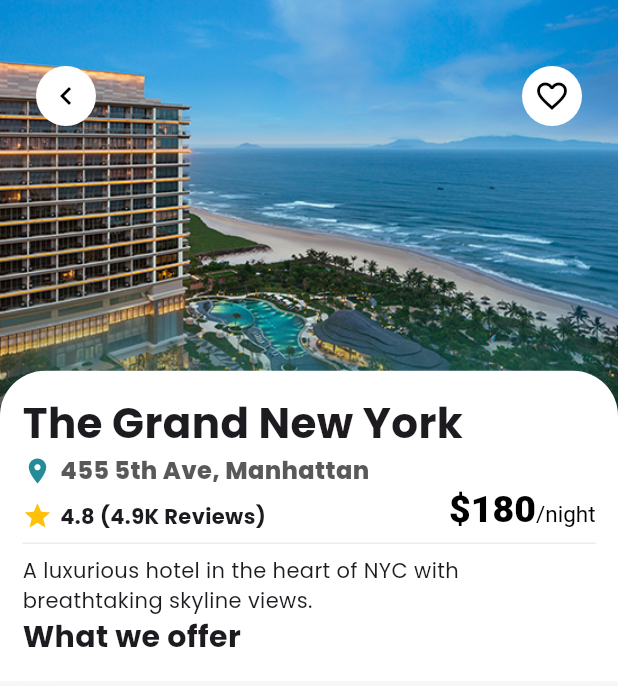
After one commit to SimonGin/flockstay_mobile, a Flutter app: the HotelInfoScreen screen opened by its route, on a phone screen of 412 x 824 dp. The commit adds this screen. Shown: the top 686 px of the screen. Run offline on Flutter 3.47's test engine with Material 3 defaults, Android fonts, the phone set to English and light mode, and no system bars; our stand-ins replace dio, flutter_svg, go_router, google_fonts, material_design_icons_flutter, quickalert and 1 more; accounts and stored records are empty; network calls fail.

Commit message:
feat: add route and screen to a hotel's detailed information

```diff
--- a/lib/routes/index.dart
+++ b/lib/routes/index.dart
@@ -1,3 +1,4 @@
+import 'package:flockstay_mobile/screens/customer/hotel_info/scr.dart';
 import 'package:flutter/material.dart';
 import 'package:flockstay_mobile/screens/auth/login/scr.dart';
 import 'package:flockstay_mobile/screens/auth/register/scr.dart';
@@ -22,6 +23,10 @@ final GoRouter appRouter = GoRouter(
           name: "register",
           path: "/auth/register",
           builder: (context, state) => RegisterScreen()),
+      GoRoute(
+          name: "hotels",
+          path: "/hotels",
+          builder: (context, state) => const HotelInfoScreen()),
       ShellRoute(
         navigatorKey: navigatorKey,
         routes: [
--- a/lib/screens/customer/home/hotel_card.dart
+++ b/lib/screens/customer/home/hotel_card.dart
@@ -7,6 +7,7 @@ class HotelCard extends StatelessWidget {
   final String location;
   final int price;
   final double rating;
+  final VoidCallback viewInfo;
 
   const HotelCard({
     super.key,
@@ -15,12 +16,17 @@ class HotelCard extends StatelessWidget {
     required this.location,
     required this.price,
     required this.rating,
+    required this.viewInfo,
   });
 
   @override
   Widget build(BuildContext context) {
     Size viewport = MediaQuery.of(context).size;
-    return Container(
+    return GestureDetector(
+      onTap: viewInfo,
+      behavior: HitTestBehavior.translucent,
+      child: AbsorbPointer(
+        child: Container(
           width: viewport.width * 0.75,
           padding: const EdgeInsets.all(15),
           decoration: BoxDecoration(
@@ -87,7 +93,8 @@ class HotelCard extends StatelessWidget {
                             TextSpan(
                               text: "/night",
                               style: TextStyle(
-                              color: const Color(0xff303030).withOpacity(0.5)),
+                                  color:
+                                      const Color(0xff303030).withOpacity(0.5)),
                             )
                           ])),
                     ],
@@ -106,7 +113,8 @@ class HotelCard extends StatelessWidget {
                               style: TextStyle(
                                   fontSize: 13,
                                   fontWeight: FontWeight.w800,
-                              color: const Color(0xff303030).withOpacity(0.5))),
+                                  color: const Color(0xff303030)
+                                      .withOpacity(0.5))),
                         ],
                       ),
                       Row(
@@ -118,7 +126,8 @@ class HotelCard extends StatelessWidget {
                             size: 17,
                           ),
                           Text("$rating",
-                          style: const TextStyle(fontWeight: FontWeight.bold)),
+                              style:
+                                  const TextStyle(fontWeight: FontWeight.bold)),
                         ],
                       )
                     ],
@@ -127,6 +136,8 @@ class HotelCard extends StatelessWidget {
               ),
             ],
           ),
+        ),
+      ),
     );
   }
 }
--- a/lib/screens/customer/home/pop_hotel_list.dart
+++ b/lib/screens/customer/home/pop_hotel_list.dart
@@ -2,6 +2,7 @@ import 'package:flockstay_mobile/apis/explore/get_hotels.dart';
 import 'package:flockstay_mobile/models/hotel/hotel.dart';
 import 'package:flutter/material.dart';
 import 'package:flockstay_mobile/screens/customer/home/hotel_card.dart';
+import 'package:go_router/go_router.dart';
 
 class PopularHotelList extends StatefulWidget {
   const PopularHotelList({
@@ -43,6 +44,7 @@ class _PopularHotelListState extends State<PopularHotelList> {
               location: hotel.city,
               price: 100,
               rating: hotel.rating,
+              viewInfo: () => GoRouter.of(context).push("/hotels"),
             );
           }).toList()),
     );
--- /dev/null
+++ b/lib/screens/customer/hotel_info/scr.dart
@@ -0,0 +1,149 @@
+import 'package:flockstay_mobile/constants/colors.dart';
+import 'package:flutter/material.dart';
+import 'package:go_router/go_router.dart';
+
+class HotelInfoScreen extends StatelessWidget {
+  const HotelInfoScreen({super.key});
+
+  @override
+  Widget build(BuildContext context) {
+    Size viewport = MediaQuery.of(context).size;
+    return Scaffold(
+      body: SizedBox(
+        height: double.infinity,
+        child: Stack(
+          children: [
+            Container(
+              height: viewport.height * 0.4,
+              decoration: const BoxDecoration(
+                  image: DecorationImage(
+                      image: AssetImage("assets/images/hotel_1.jpg"),
+                      fit: BoxFit.cover)),
+            ),
+            Padding(
+              padding: const EdgeInsets.symmetric(horizontal: 20, vertical: 40),
+              child: Row(
+                mainAxisAlignment: MainAxisAlignment.spaceBetween,
+                children: [
+                  IconButton(
+                    onPressed: () {
+                      GoRouter.of(context).pop();
+                    },
+                    icon: const Icon(Icons.chevron_left),
+                    style: ButtonStyle(
+                      foregroundColor: WidgetStateProperty.all(Colors.black),
+                      backgroundColor: WidgetStateProperty.all(Colors.white),
+                    ),
+                  ),
+                  IconButton(
+                    onPressed: () {},
+                    icon: const Icon(Icons.favorite_border_outlined),
+                    style: ButtonStyle(
+                      foregroundColor: WidgetStateProperty.all(Colors.black),
+                      backgroundColor: WidgetStateProperty.all(Colors.white),
+                    ),
+                  ),
+                ],
+              ),
+            ),
+            Positioned(
+              top: viewport.height * 0.3,
+              left: 0,
+              right: 0,
+              child: Container(
+                padding: const EdgeInsets.all(15),
+                decoration: BoxDecoration(
+                  color: Colors.white,
+                  borderRadius: const BorderRadius.only(
+                    topLeft: Radius.circular(30),
+                    topRight: Radius.circular(30),
+                  ),
+                  boxShadow: [
+                    BoxShadow(
+                      offset: const Offset(0, -30),
+                      blurRadius: 35,
+                      color: flockCyan.withOpacity(0.4),
+                    )
+                  ],
+                ),
+                child: Column(
+                  crossAxisAlignment: CrossAxisAlignment.start,
+                  children: [
+                    const Text(
+                      "The Grand New York",
+                      style:
+                          TextStyle(fontSize: 28, fontWeight: FontWeight.bold),
+                    ),
+                    Row(
+                      children: [
+                        const Icon(
+                          Icons.location_on,
+                          color: flockCyan,
+                          size: 20,
+                        ),
+                        const SizedBox(width: 5),
+                        Text("455 5th Ave, Manhattan",
+                            style: TextStyle(
+                                fontSize: 16,
+                                fontWeight: FontWeight.w800,
+                                color:
+                                    const Color(0xff303030).withOpacity(0.8))),
+                      ],
+                    ),
+                    Row(
+                      crossAxisAlignment: CrossAxisAlignment.end,
+                      mainAxisAlignment: MainAxisAlignment.spaceBetween,
+                      children: [
+                        const Row(children: [
+                          Icon(
+                            Icons.star,
+                            color: Colors.amber,
+                            size: 20,
+                          ),
+                          SizedBox(width: 5),
+                          Text("4.8 (4.9K Reviews)",
+                              style: TextStyle(fontWeight: FontWeight.bold)),
+                        ]),
+                        Row(
+                          children: [
+                            RichText(
+                                text: const TextSpan(
+                                    style: TextStyle(color: Colors.black),
+                                    children: [
+                                  TextSpan(
+                                    text: "\$180",
+                                    style: TextStyle(
+                                      fontSize: 25,
+                                      fontWeight: FontWeight.w800,
+                                    ),
+                                  ),
+                                  TextSpan(
+                                    text: "/night",
+                                    style: TextStyle(fontSize: 15),
+                                  )
+                                ])),
+                          ],
+                        ),
+                      ],
+                    ),
+                    const Divider(
+                      thickness: 1,
+                      color: Color(0xffEBEBEB),
+                    ),
+                    const Text(
+                        "A luxurious hotel in the heart of NYC with breathtaking skyline views."),
+                    const Text(
+                      "What we offer",
+                      style:
+                          TextStyle(fontWeight: FontWeight.bold, fontSize: 20),
+                    )
+                  ],
+                ),
+              ),
+            ),
+          ],
+        ),
+      ),
+    );
+  }
+}
--- a/lib/screens/customer/layout.dart
+++ b/lib/screens/customer/layout.dart
@@ -10,8 +10,11 @@ class CustomerLayout extends StatefulWidget {
   final Widget childBody;
   final String currentScreen;
 
-  const CustomerLayout(
-      {super.key, required this.childBody, required this.currentScreen});
+  const CustomerLayout({
+    super.key,
+    required this.childBody,
+    required this.currentScreen,
+  });
 
   @override
   State<CustomerLayout> createState() => _CustomerLayoutState();
@@ -39,16 +42,17 @@ class _CustomerLayoutState extends State<CustomerLayout> {
   void didUpdateWidget(CustomerLayout oldWidget) {
     super.didUpdateWidget(oldWidget);
     final newIndex = _routes.indexOf(widget.currentScreen);
+
+    // Only update if the index has changed
     if (newIndex != _currentIndex) {
       _currentIndex = newIndex;
-      _pageController
-          .jumpToPage(_currentIndex); // Ensure the PageView is synchronized
+      _pageController.jumpToPage(_currentIndex);
     }
   }
 
   void _onItemTapped(int index) {
     if (_currentIndex != index) {
-      context.go(_routes[index]);
+      context.go(_routes[index]); // ✅ Update URL in GoRouter
       _pageController.animateToPage(
         index,
         duration: const Duration(milliseconds: 300),
@@ -65,11 +69,12 @@ class _CustomerLayoutState extends State<CustomerLayout> {
     return Scaffold(
       body: PageView(
         controller: _pageController,
+        physics: const BouncingScrollPhysics(), // ✅ Swipe gestures enabled
         onPageChanged: (index) {
           setState(() {
             _currentIndex = index;
           });
-          context.go(_routes[index]); // Update URL on swipe
+          context.go(_routes[index]); // ✅ Sync URL with PageView swipe
         },
         children: const [
           HomeScreen(),
```
Lines whose indentation alone changed are shown as unchanged.
